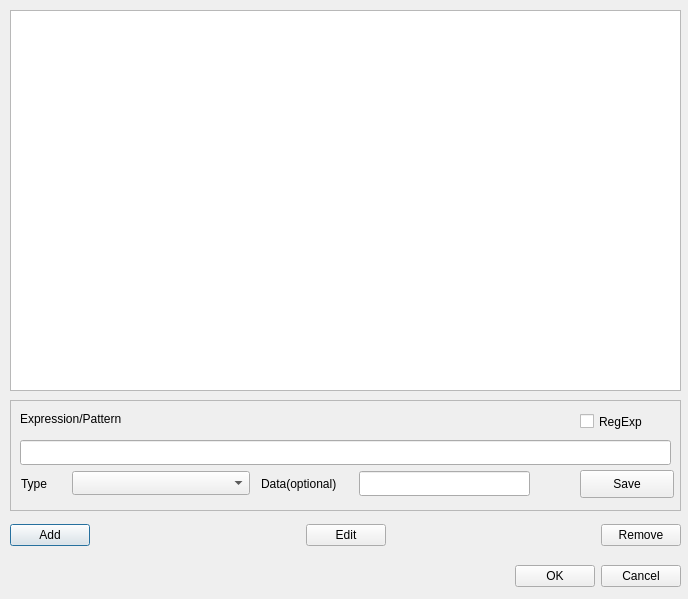
MUME/exPandora, file expandora/src/patterndialog.ui: the form before one commit.
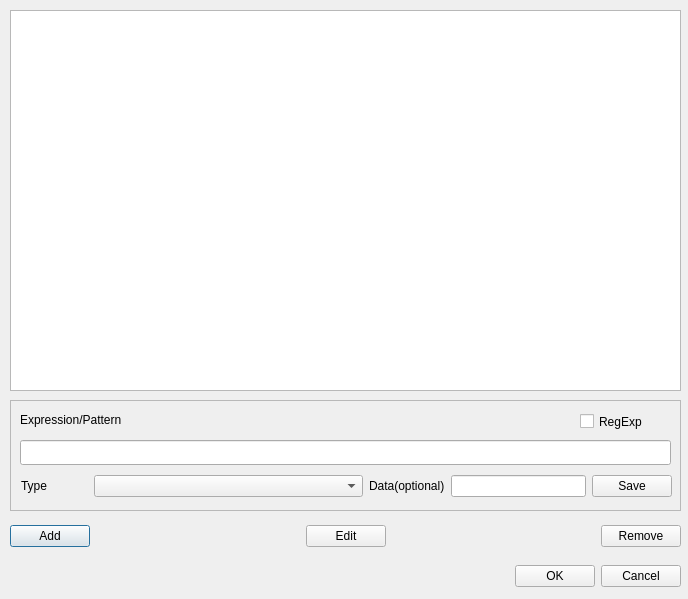
The form after the commit.

Diff of the .ui file:
```diff
--- a/expandora/src/patterndialog.ui
+++ b/expandora/src/patterndialog.ui
@@ -33,7 +33,7 @@
      <x>10</x>
      <y>520</y>
      <width>671</width>
-     <height>30</height>
+     <height>32</height>
     </rect>
    </property>
    <layout class="QHBoxLayout" >
@@ -152,29 +152,6 @@
    <property name="frameShadow" >
     <enum>QFrame::Raised</enum>
    </property>
-   <widget class="QWidget" name="layoutWidget_2_2" >
-    <property name="geometry" >
-     <rect>
-      <x>250</x>
-      <y>70</y>
-      <width>271</width>
-      <height>27</height>
-     </rect>
-    </property>
-   </widget>
-   <widget class="QLabel" name="label" >
-    <property name="geometry" >
-     <rect>
-      <x>10</x>
-      <y>10</y>
-      <width>120</width>
-      <height>18</height>
-     </rect>
-    </property>
-    <property name="text" >
-     <string>Expression/Pattern</string>
-    </property>
-   </widget>
    <widget class="QWidget" name="layoutWidget_3" >
     <property name="geometry" >
      <rect>
@@ -185,15 +162,60 @@
      </rect>
     </property>
    </widget>
-   <widget class="QLabel" name="label_2" >
+   <widget class="QLineEdit" name="lineEdit_expr" >
+    <property name="geometry" >
+     <rect>
+      <x>10</x>
+      <y>40</y>
+      <width>651</width>
+      <height>25</height>
+     </rect>
+    </property>
+   </widget>
+   <widget class="QCheckBox" name="checkBox_regexp" >
+    <property name="geometry" >
+     <rect>
+      <x>570</x>
+      <y>10</y>
+      <width>86</width>
+      <height>23</height>
+     </rect>
+    </property>
+    <property name="text" >
+     <string>RegExp</string>
+    </property>
+   </widget>
+   <widget class="QLabel" name="label" >
+    <property name="geometry" >
+     <rect>
+      <x>10</x>
+      <y>10</y>
+      <width>139</width>
+      <height>20</height>
+     </rect>
+    </property>
+    <property name="text" >
+     <string>Expression/Pattern</string>
+    </property>
+   </widget>
+   <widget class="QWidget" name="" >
     <property name="geometry" >
      <rect>
       <x>11</x>
-      <y>71</y>
-      <width>45</width>
-      <height>25</height>
+      <y>70</y>
+      <width>651</width>
+      <height>32</height>
      </rect>
     </property>
+    <layout class="QHBoxLayout" >
+     <property name="margin" >
+      <number>0</number>
+     </property>
+     <property name="spacing" >
+      <number>6</number>
+     </property>
+     <item>
+      <widget class="QLabel" name="label_2" >
     <property name="sizePolicy" >
      <sizepolicy>
       <hsizetype>5</hsizetype>
@@ -206,15 +228,9 @@
      <string>Type</string>
     </property>
    </widget>
+     </item>
+     <item>
    <widget class="QComboBox" name="comboBox_type" >
-    <property name="geometry" >
-     <rect>
-      <x>62</x>
-      <y>71</y>
-      <width>178</width>
-      <height>24</height>
-     </rect>
-    </property>
     <property name="sizePolicy" >
      <sizepolicy>
       <hsizetype>1</hsizetype>
@@ -224,15 +240,9 @@
      </sizepolicy>
     </property>
    </widget>
+     </item>
+     <item>
    <widget class="QLabel" name="label_3" >
-    <property name="geometry" >
-     <rect>
-      <x>251</x>
-      <y>71</y>
-      <width>92</width>
-      <height>25</height>
-     </rect>
-    </property>
     <property name="sizePolicy" >
      <sizepolicy>
       <hsizetype>5</hsizetype>
@@ -245,25 +255,9 @@
      <string>Data(optional)</string>
     </property>
    </widget>
-   <widget class="QLineEdit" name="lineEdit_expr" >
-    <property name="geometry" >
-     <rect>
-      <x>10</x>
-      <y>40</y>
-      <width>651</width>
-      <height>25</height>
-     </rect>
-    </property>
-   </widget>
+     </item>
+     <item>
    <widget class="QLineEdit" name="lineEdit_data" >
-    <property name="geometry" >
-     <rect>
-      <x>349</x>
-      <y>71</y>
-      <width>171</width>
-      <height>25</height>
-     </rect>
-    </property>
     <property name="sizePolicy" >
      <sizepolicy>
       <hsizetype>7</hsizetype>
@@ -273,31 +267,15 @@
      </sizepolicy>
     </property>
    </widget>
+     </item>
+     <item>
    <widget class="QPushButton" name="pushButton_save" >
-    <property name="geometry" >
-     <rect>
-      <x>570</x>
-      <y>70</y>
-      <width>94</width>
-      <height>28</height>
-     </rect>
-    </property>
     <property name="text" >
      <string>Save</string>
     </property>
    </widget>
-   <widget class="QCheckBox" name="checkBox_regexp" >
-    <property name="geometry" >
-     <rect>
-      <x>570</x>
-      <y>10</y>
-      <width>86</width>
-      <height>23</height>
-     </rect>
-    </property>
-    <property name="text" >
-     <string>RegExp</string>
-    </property>
+     </item>
+    </layout>
    </widget>
   </widget>
   <widget class="QListWidget" name="listWidget" >
```
Left out of the diff: 20 changed lines with no effect on the pictures. Lines whose indentation alone changed are shown as unchanged.
